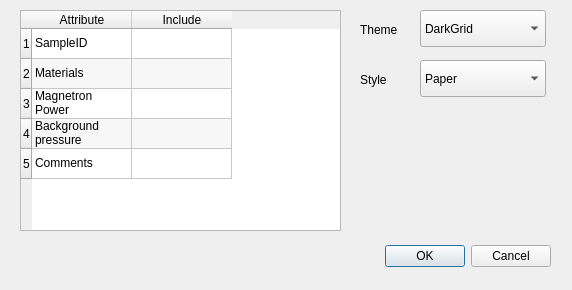
First picture: the form in settingsdialog.ui, repository sstendahl/KARIN, before the edit.
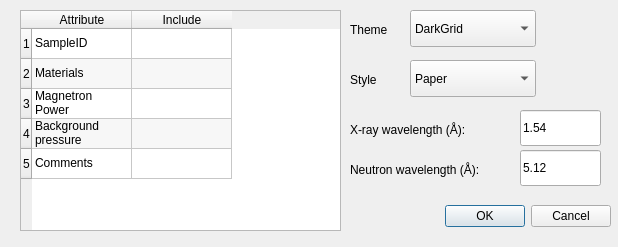
Second picture: the form after the edit.

Commit message: Added wavelength options in settings

The edit to the form file:
```diff
--- a/settingsdialog.ui
+++ b/settingsdialog.ui
@@ -6,8 +6,8 @@
    <rect>
     <x>0</x>
     <y>0</y>
-    <width>572</width>
-    <height>290</height>
+    <width>618</width>
+    <height>247</height>
    </rect>
   </property>
   <property name="windowTitle">
@@ -16,8 +16,8 @@
   <widget class="QDialogButtonBox" name="buttonBox">
    <property name="geometry">
     <rect>
-     <x>210</x>
-     <y>240</y>
+     <x>270</x>
+     <y>200</y>
      <width>341</width>
      <height>32</height>
     </rect>
@@ -175,7 +175,7 @@
   <widget class="QComboBox" name="theme">
    <property name="geometry">
     <rect>
-     <x>420</x>
+     <x>410</x>
      <y>10</y>
      <width>126</width>
      <height>37</height>
@@ -210,7 +210,7 @@
   <widget class="QLabel" name="label">
    <property name="geometry">
     <rect>
-     <x>360</x>
+     <x>350</x>
      <y>20</y>
      <width>66</width>
      <height>19</height>
@@ -223,7 +223,7 @@
   <widget class="QComboBox" name="context">
    <property name="geometry">
     <rect>
-     <x>420</x>
+     <x>410</x>
      <y>60</y>
      <width>126</width>
      <height>37</height>
@@ -253,7 +253,7 @@
   <widget class="QLabel" name="label_2">
    <property name="geometry">
     <rect>
-     <x>360</x>
+     <x>350</x>
      <y>70</y>
      <width>66</width>
      <height>19</height>
@@ -263,6 +263,58 @@
     <string>Style</string>
    </property>
   </widget>
+  <widget class="QLineEdit" name="xraywavelength">
+   <property name="geometry">
+    <rect>
+     <x>520</x>
+     <y>110</y>
+     <width>81</width>
+     <height>36</height>
+    </rect>
+   </property>
+   <property name="text">
+    <string>1.54</string>
+   </property>
+  </widget>
+  <widget class="QLineEdit" name="neutronwavelength">
+   <property name="geometry">
+    <rect>
+     <x>520</x>
+     <y>150</y>
+     <width>81</width>
+     <height>36</height>
+    </rect>
+   </property>
+   <property name="text">
+    <string>5.12</string>
+   </property>
+  </widget>
+  <widget class="QLabel" name="label_3">
+   <property name="geometry">
+    <rect>
+     <x>350</x>
+     <y>120</y>
+     <width>141</width>
+     <height>19</height>
+    </rect>
+   </property>
+   <property name="text">
+    <string>X-ray wavelength (Å):</string>
+   </property>
+  </widget>
+  <widget class="QLabel" name="label_4">
+   <property name="geometry">
+    <rect>
+     <x>350</x>
+     <y>160</y>
+     <width>161</width>
+     <height>19</height>
+    </rect>
+   </property>
+   <property name="text">
+    <string>Neutron wavelength (Å):</string>
+   </property>
+  </widget>
  </widget>
  <resources/>
  <connections>
```
The commit also changes 5 other files.
